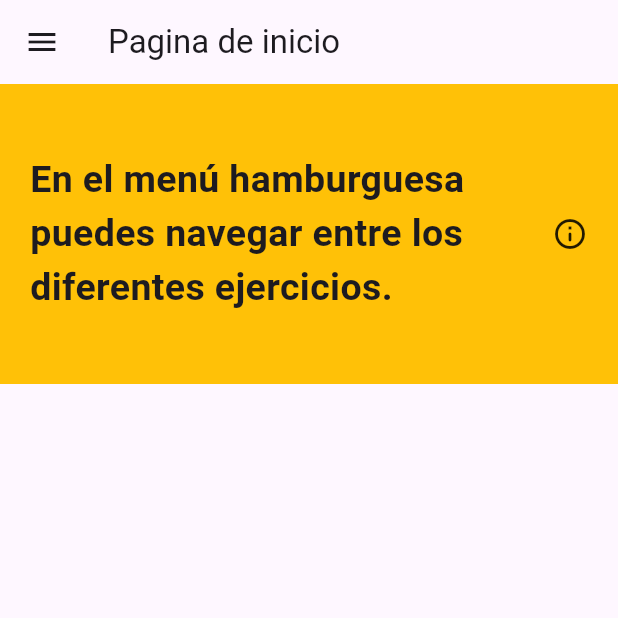
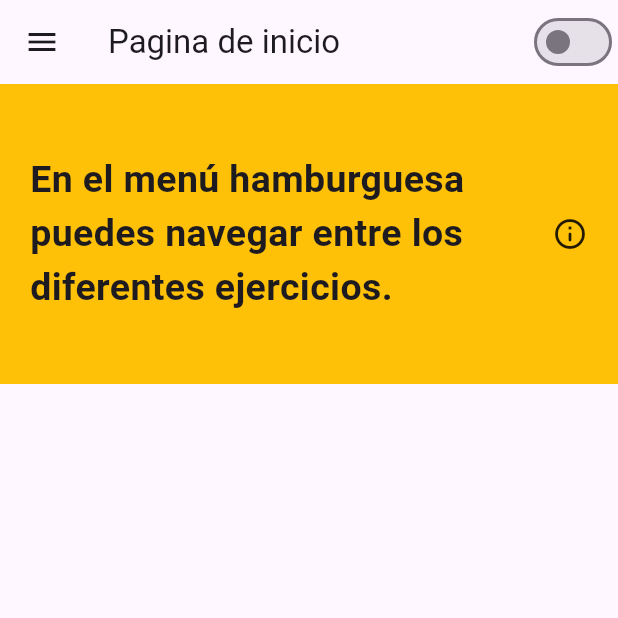
Before and after one commit to abersit270/PMDM25-26-Agustin-Nahuel-Bernal-Sita, a Flutter app: the screen it shows after launch, on a phone screen of 412 x 824 dp, the top half of it. Run offline on Flutter 3.47's test engine with Material 3 defaults, Android fonts, the phone set to English and light mode, and no system bars.

Commit message:
12/11/2025

```diff
--- a/Relacion_de_ejercicios_de_Flutter/ejercicios/lib/screens/ejercicio12.dart
+++ b/Relacion_de_ejercicios_de_Flutter/ejercicios/lib/screens/ejercicio12.dart
@@ -53,7 +53,6 @@ class _RandomColors extends State<Ejercicio12> {
               'Puntos: $points',
               style: const TextStyle(fontWeight: FontWeight.bold, fontSize: 30),
             ),
-
             Center(
               child: GestureDetector(
                 onTap: () {
--- a/Relacion_de_ejercicios_de_Flutter/ejercicios/lib/screens/home_screen.dart
+++ b/Relacion_de_ejercicios_de_Flutter/ejercicios/lib/screens/home_screen.dart
@@ -1,14 +1,36 @@
+import 'package:ejercicios/utils/thema_general.dart';
 import 'package:flutter/material.dart';
 import '../utils/app_drawer.dart';
 
-class MyApp extends StatelessWidget {
+class MyApp extends StatefulWidget {
+  const MyApp({super.key});
+
+  @override
+  State<MyApp> createState() => _MyAppState();
+}
+
+class _MyAppState extends State<MyApp> {
+  bool _isDarkTheme = false;
   @override
   Widget build(BuildContext context) {
     return MaterialApp(
       debugShowCheckedModeBanner: false,
+      theme: _isDarkTheme ? TemaOscuro.temaoscuro : TemaClaro.temaclaro,
       title: 'Pagina',
       home: Scaffold(
-        appBar: AppBar(title: Text('Pagina de inicio')),
+        appBar: AppBar(
+          title: Text('Pagina de inicio'),
+          actions: [
+            Switch(
+              value: _isDarkTheme,
+              onChanged: (value) {
+                setState(() {
+                  _isDarkTheme = value;
+                });
+              },
+            ),
+          ],
+        ),
         drawer: AppDrawer(),
         body: Column(
           children: [
--- /dev/null
+++ b/Relacion_de_ejercicios_de_Flutter/ejercicios/lib/utils/thema_general.dart
@@ -0,0 +1,9 @@
+import 'package:flutter/material.dart';
+
+class TemaClaro {
+  static final ThemeData temaclaro = ThemeData.light();
+}
+
+class TemaOscuro {
+  static final ThemeData temaoscuro = ThemeData.dark();
+}
```
